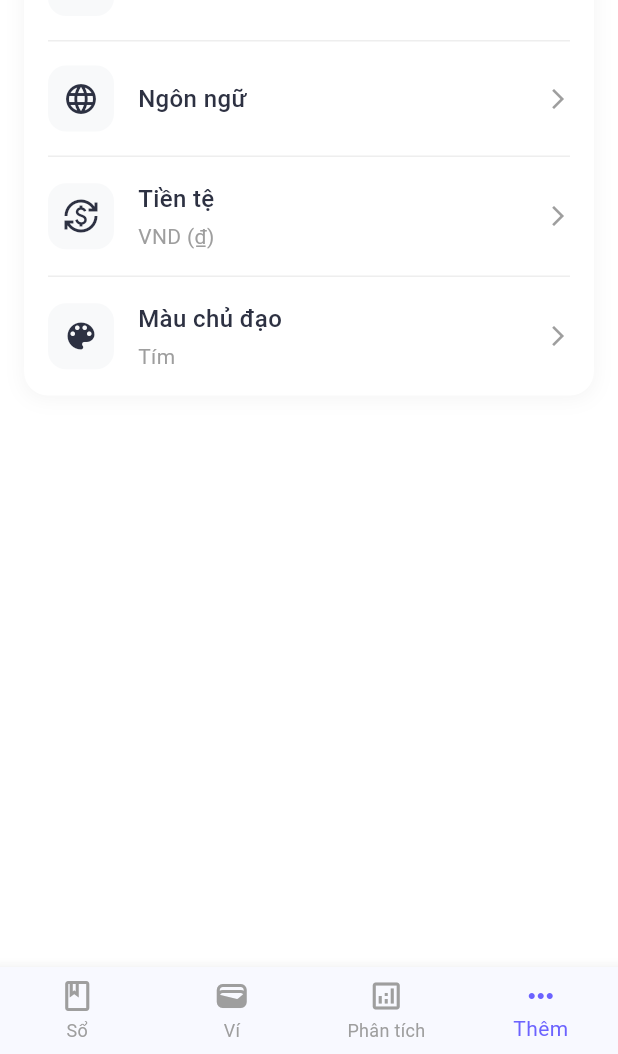
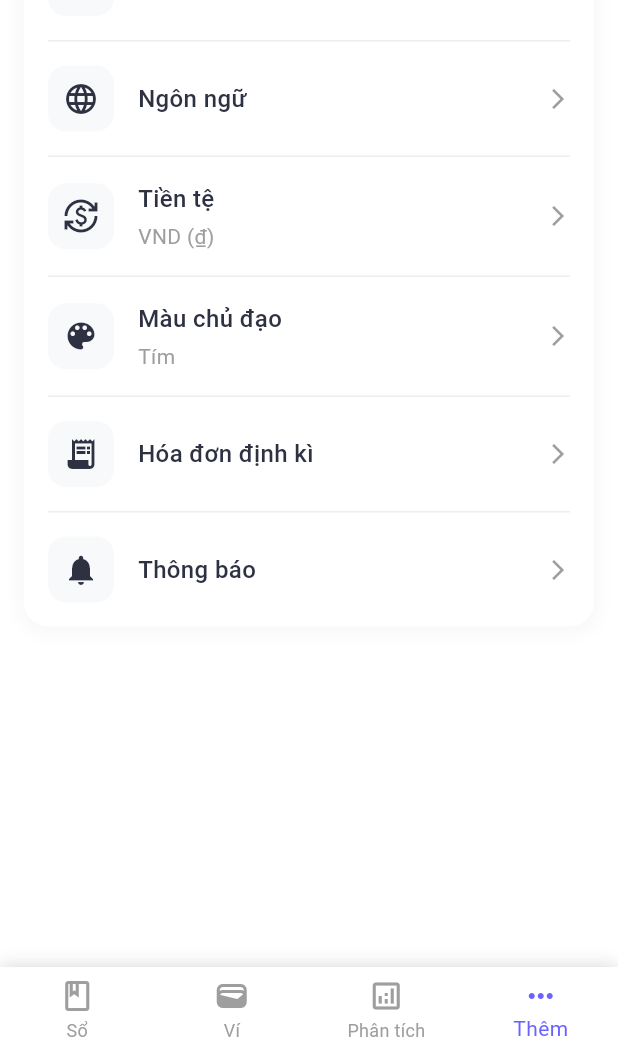
Before and after one commit to DanhCaTuanNgoc/fintrack, a Flutter app: the HomePage screen opened directly, item 4 of the bottom bar chosen, on a phone screen of 412 x 824 dp, the part 182-1236 px from its top. Run offline on Flutter 3.47's test engine with Material 3 defaults, Android fonts, the phone set to English and light mode, and no system bars; our stand-ins replace fl_chart, flutter_riverpod, google_fonts, riverpod_annotation, shared_preferences, sqflite and 1 more; accounts and stored records are empty.

```diff
--- a/lib/ui/home_page.dart
+++ b/lib/ui/home_page.dart
@@ -47,7 +47,6 @@ class _MyHomePageState extends ConsumerState<HomePage> {
 
   @override
   Widget build(BuildContext context) {
-
     final themeColor = ref.watch(themeColorProvider);
 
     return Scaffold(
@@ -56,29 +55,38 @@ class _MyHomePageState extends ConsumerState<HomePage> {
         duration: const Duration(milliseconds: 300),
         child: _screens[_selectedIndex],
       ),
-      bottomNavigationBar: BottomNavigationBar(
+      bottomNavigationBar: Container(
+        decoration: const BoxDecoration(
+          color: Colors.white,
+          boxShadow: [
+            BoxShadow(
+              color: Colors.black12, // màu bóng
+              blurRadius: 8, // độ mờ
+              offset: Offset(0, -2), // đổ bóng lên phía trên
+            ),
+          ],
+        ),
+        child: BottomNavigationBar(
           items: const <BottomNavigationBarItem>[
             BottomNavigationBarItem(
                 icon: Icon(Icons.book_outlined), label: 'Sổ'),
             BottomNavigationBarItem(
-              icon: Icon(Icons.wallet_outlined),
-              label: 'Ví',
-            ),
+                icon: Icon(Icons.wallet_outlined), label: 'Ví'),
             BottomNavigationBarItem(
-              icon: Icon(Icons.analytics_outlined),
-              label: 'Phân tích',
-            ),
+                icon: Icon(Icons.analytics_outlined), label: 'Phân tích'),
             BottomNavigationBarItem(
-              icon: Icon(Icons.more_horiz_outlined),
-              label: 'Thêm',
-            ),
+                icon: Icon(Icons.more_horiz_outlined), label: 'Thêm'),
           ],
           currentIndex: _selectedIndex,
           onTap: _onItemTapped,
           type: BottomNavigationBarType.fixed,
           showUnselectedLabels: true,
           unselectedItemColor: Colors.grey,
-          selectedItemColor: themeColor),
+          selectedItemColor: themeColor,
+          backgroundColor: Colors.white,
+          elevation: 0, // 👈 Đặt elevation = 0 để dùng boxShadow tự custom
+        ),
+      ),
     );
   }
 }
--- a/lib/ui/more.dart
+++ b/lib/ui/more.dart
@@ -156,6 +156,22 @@ class _MoreState extends ConsumerState<More> {
             subtitle: _themeColorNames[_currentColorIndex!],
             onTap: () {
               _showBackgroundColorDialog();
+            },
+          ),
+          _buildDivider(),
+          _buildSettingItem(
+            icon: Icons.receipt_long,
+            title: 'Hóa đơn định kì',
+            onTap: () {
+              _showPeriodicInvoiceDialog();
+            },
+          ),
+          _buildDivider(),
+          _buildSettingItem(
+            icon: Icons.notifications,
+            title: 'Thông báo',
+            onTap: () {
+              _showNotificationDialog();
             },
           ),
         ],
```
Also changed, not shown: lib/data/database/database_helper.dart (+54 -55 lines), lib/ui/books.dart (+27 -36 lines), lib/ui/widget/type_button.dart (added, +37 -0 lines), lib/ui/widget/number_pad.dart (renamed from lib/ui/components/number_pad.dart).
